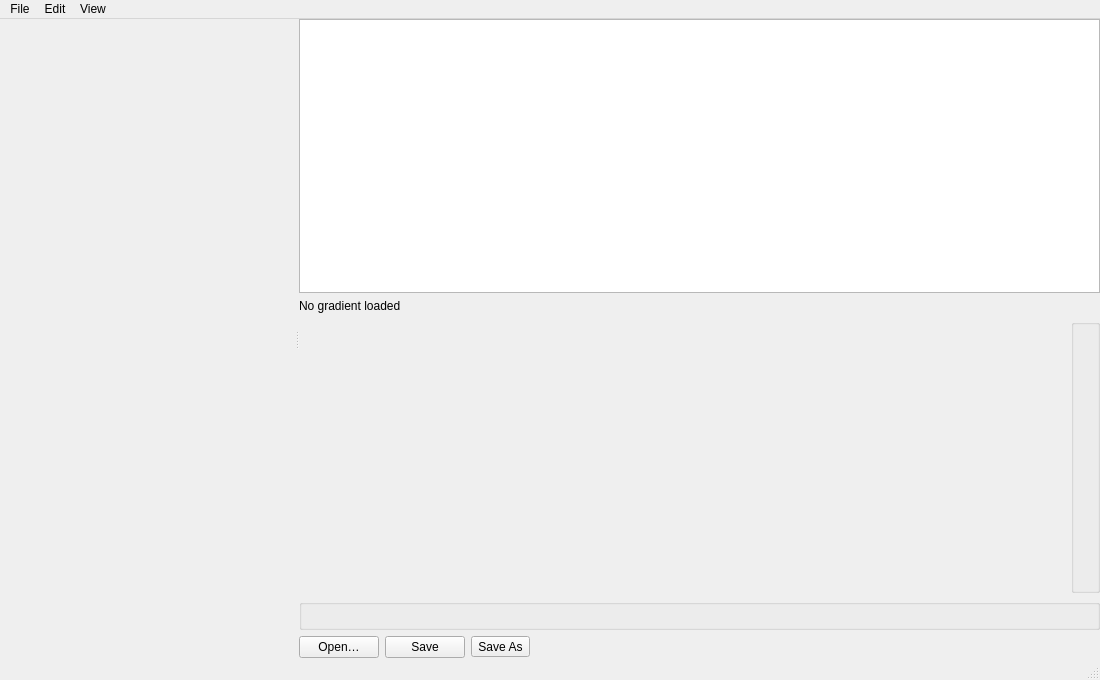
who8mypnuts/Fractalchemy, file ui/main_window.ui: the form before one commit.
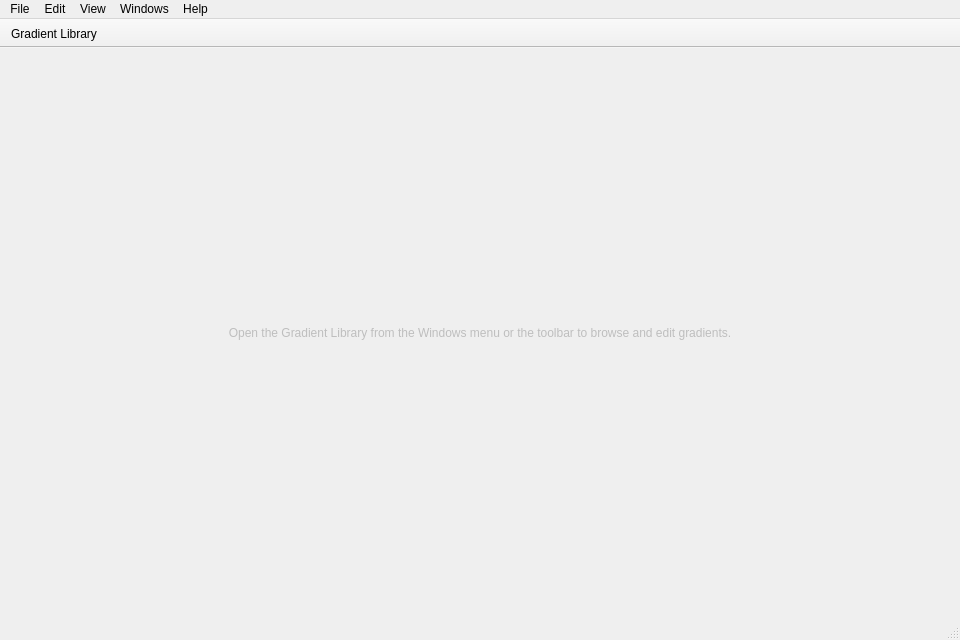
The form after the commit. Custom widgets are drawn as their Qt base class.

Patch:
```diff
--- a/ui/main_window.ui
+++ b/ui/main_window.ui
@@ -6,103 +6,29 @@
    <rect>
     <x>0</x>
     <y>0</y>
-    <width>1100</width>
-    <height>680</height>
+    <width>960</width>
+    <height>640</height>
    </rect>
   </property>
   <property name="windowTitle">
    <string>HueClid</string>
   </property>
   <widget class="QWidget" name="centralwidget">
-   <layout class="QHBoxLayout" name="rootLayout">
-    <property name="leftMargin"><number>0</number></property>
-    <property name="topMargin"><number>0</number></property>
-    <property name="rightMargin"><number>0</number></property>
-    <property name="bottomMargin"><number>0</number></property>
+   <layout class="QVBoxLayout" name="rootLayout">
     <item>
-     <widget class="CollapsibleSplitter" name="splitter">
-      <widget class="LibraryPanel" name="libraryPanel" native="true"/>
-      <widget class="QWidget" name="editorPane" native="true">
-       <layout class="QVBoxLayout" name="editorLayout">
-        <item>
-         <widget class="GradientBrowser" name="gradientBrowser"/>
-        </item>
-        <item>
-         <widget class="QLabel" name="lblGradientName">
-          <property name="text">
-           <string>No gradient loaded</string>
-          </property>
-         </widget>
-        </item>
-        <item>
-         <layout class="QHBoxLayout" name="editorRow">
-          <item>
-           <widget class="GradientEditor" name="gradientEditor" native="true">
-            <property name="sizePolicy">
-             <sizepolicy hsizetype="Expanding" vsizetype="Expanding">
-              <horstretch>1</horstretch>
-              <verstretch>0</verstretch>
-             </sizepolicy>
-            </property>
-           </widget>
-          </item>
-          <item>
-           <widget class="NodePanel" name="nodePanel"/>
-          </item>
-         </layout>
-        </item>
-        <item>
-         <widget class="WholeGradientPanel" name="wholeGradientPanel"/>
-        </item>
-        <item>
-         <layout class="QHBoxLayout" name="buttonRow">
-          <item>
-           <widget class="QPushButton" name="btnOpen">
-            <property name="text">
-             <string>Open…</string>
-            </property>
-           </widget>
-          </item>
-          <item>
-           <widget class="QPushButton" name="btnSave">
-            <property name="text">
-             <string>Save</string>
-            </property>
-            <property name="toolTip">
-             <string>Write this gradient back into its file</string>
-            </property>
-           </widget>
-          </item>
-          <item>
-           <widget class="QToolButton" name="btnSaveAs">
-            <property name="text">
-             <string>Save As</string>
-            </property>
-            <property name="popupMode">
-             <enum>QToolButton::InstantPopup</enum>
-            </property>
-            <property name="toolButtonStyle">
-             <enum>Qt::ToolButtonTextOnly</enum>
-            </property>
-           </widget>
-          </item>
-          <item>
-           <spacer name="buttonSpacer">
-            <property name="orientation">
-             <enum>Qt::Horizontal</enum>
-            </property>
-            <property name="sizeHint" stdset="0">
-             <size>
-              <width>40</width>
-              <height>20</height>
-             </size>
-            </property>
-           </spacer>
-          </item>
-         </layout>
-        </item>
-       </layout>
-      </widget>
+     <widget class="QLabel" name="lblPlaceholder">
+      <property name="text">
+       <string>Open the Gradient Library from the Windows menu or the toolbar to browse and edit gradients.</string>
+      </property>
+      <property name="alignment">
+       <set>Qt::AlignCenter</set>
+      </property>
+      <property name="wordWrap">
+       <bool>true</bool>
+      </property>
+      <property name="enabled">
+       <bool>false</bool>
+      </property>
      </widget>
     </item>
    </layout>
@@ -112,7 +38,7 @@
     <rect>
      <x>0</x>
      <y>0</y>
-     <width>1100</width>
+     <width>960</width>
      <height>30</height>
     </rect>
    </property>
@@ -144,12 +70,50 @@
     <property name="title">
      <string>View</string>
     </property>
-    <addaction name="actionToggleLibrary"/>
-    <addaction name="actionRefreshLibrary"/>
+    <addaction name="actionShowStatusBar"/>
+   </widget>
+   <widget class="QMenu" name="menuWindows">
+    <property name="title">
+     <string>Windows</string>
+    </property>
+    <addaction name="actionGradientLibrary"/>
+   </widget>
+   <widget class="QMenu" name="menuHelp">
+    <property name="title">
+     <string>Help</string>
+    </property>
+    <addaction name="actionAbout"/>
+    <addaction name="actionAboutQt"/>
    </widget>
    <addaction name="menuFile"/>
    <addaction name="menuEdit"/>
    <addaction name="menuView"/>
+   <addaction name="menuWindows"/>
+   <addaction name="menuHelp"/>
+  </widget>
+  <widget class="QToolBar" name="toolBar">
+   <property name="windowTitle">
+    <string>Toolbar</string>
+   </property>
+   <property name="movable">
+    <bool>false</bool>
+   </property>
+   <property name="iconSize">
+    <size>
+     <width>24</width>
+     <height>24</height>
+    </size>
+   </property>
+   <property name="toolButtonStyle">
+    <enum>Qt::ToolButtonIconOnly</enum>
+   </property>
+   <attribute name="toolBarArea">
+    <enum>TopToolBarArea</enum>
+   </attribute>
+   <attribute name="toolBarBreak">
+    <bool>false</bool>
+   </attribute>
+   <addaction name="actionGradientLibrary"/>
   </widget>
   <widget class="QStatusBar" name="statusbar"/>
   <action name="actionOpen">
@@ -184,48 +148,19 @@
    <property name="text"><string>Show/Hide Library</string></property>
    <property name="shortcut"><string>Ctrl+L</string></property>
   </action>
-  <action name="actionRefreshLibrary">
-   <property name="text"><string>Refresh Library</string></property>
-   <property name="shortcut"><string>F5</string></property>
+  <action name="actionGradientLibrary">
+   <property name="text"><string>Gradient Library</string></property>
+   <property name="toolTip"><string>Gradient Library</string></property>
+   <property name="statusTip"><string>Show the Gradient Library window to browse, edit and save gradients</string></property>
+   <property name="shortcut"><string>F6</string></property>
+  </action>
+  <action name="actionAbout">
+   <property name="text"><string>About Fractalchemy…</string></property>
+  </action>
+  <action name="actionAboutQt">
+   <property name="text"><string>About Qt…</string></property>
   </action>
  </widget>
- <customwidgets>
-  <customwidget>
-   <class>GradientBrowser</class>
-   <extends>QListWidget</extends>
-   <header>hueclid/widgets/gradient_browser.h</header>
-  </customwidget>
-  <customwidget>
-   <class>GradientEditor</class>
-   <extends>QWidget</extends>
-   <header>hueclid/widgets/gradient_editor.h</header>
-   <container>1</container>
-  </customwidget>
-  <customwidget>
-   <class>NodePanel</class>
-   <extends>QGroupBox</extends>
-   <header>hueclid/widgets/node_panel.h</header>
-   <container>1</container>
-  </customwidget>
-  <customwidget>
-   <class>WholeGradientPanel</class>
-   <extends>QGroupBox</extends>
-   <header>hueclid/widgets/whole_gradient_panel.h</header>
-   <container>1</container>
-  </customwidget>
-  <customwidget>
-   <class>LibraryPanel</class>
-   <extends>QWidget</extends>
-   <header>hueclid/library/panel.h</header>
-   <container>1</container>
-  </customwidget>
-  <customwidget>
-   <class>CollapsibleSplitter</class>
-   <extends>QSplitter</extends>
-   <header>hueclid/widgets/collapsible_splitter.h</header>
-   <container>1</container>
-  </customwidget>
- </customwidgets>
  <resources/>
  <connections/>
 </ui>
```
Left out of the diff: 40 changed lines with no effect on the pictures.
